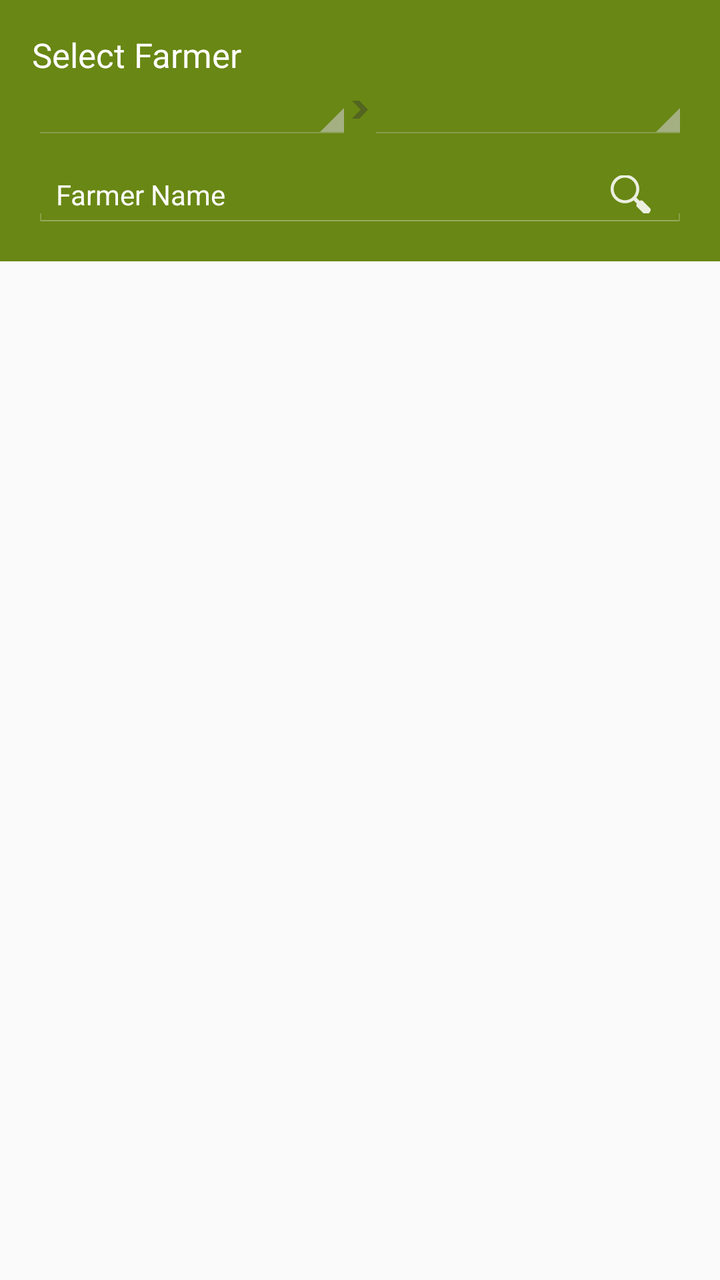
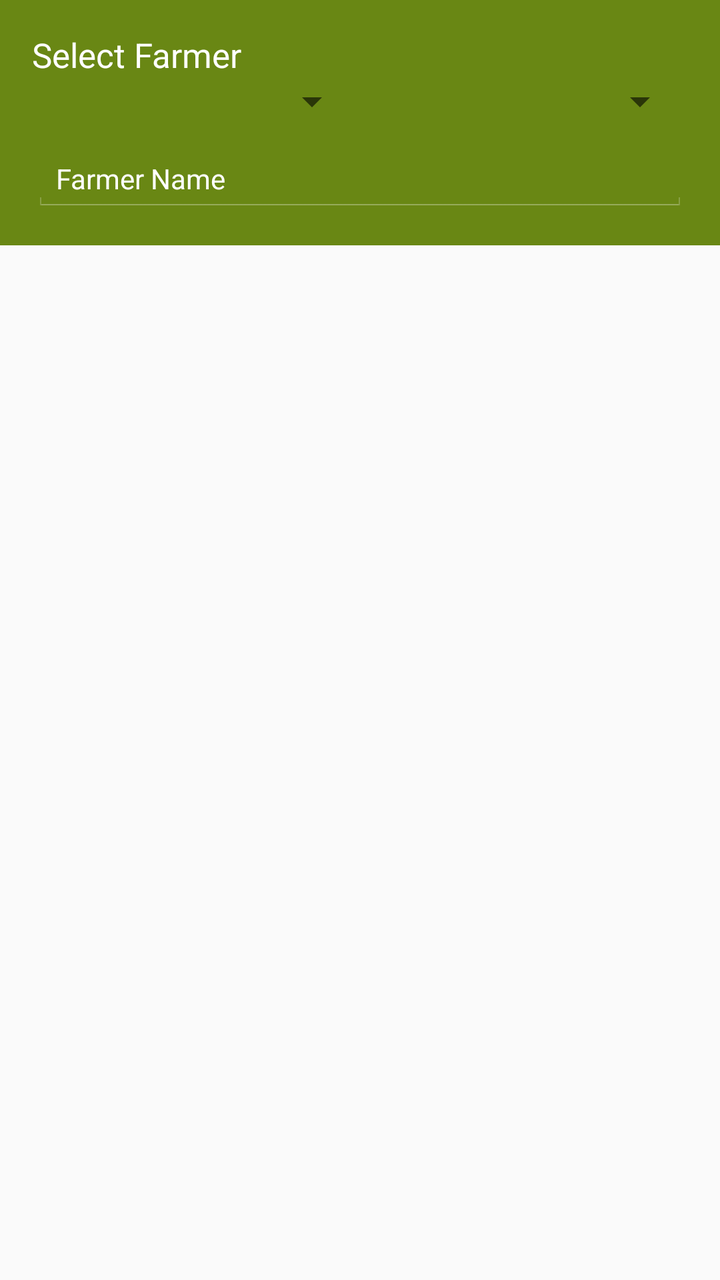

An Android layout rendered at two revisions. The XML below is the earlier revision; the diff shows what the commit changed to produce the second picture.
<!-- AndroidManifest.xml: application theme AppCompactTheme -->
<!-- res/layout/activity_find_farmer.xml -->
<RelativeLayout xmlns:android="http://schemas.android.com/apk/res/android"
    xmlns:tools="http://schemas.android.com/tools"
    android:layout_width="match_parent"
    android:layout_height="match_parent"
    android:background="@color/ofis_page_background"
    tools:context="com.olam.digital.ofis.FindFarmerActivity"
    tools:ignore="Overdraw">

    <LinearLayout
        android:orientation="vertical"
        android:layout_width="match_parent"
        android:layout_height="wrap_content"
        android:id="@+id/topSection"
        android:background="@color/ofis_farmer_screen_actions_background"
        android:paddingTop="@dimen/activity_vertical_margin"
        android:paddingBottom="@dimen/activity_vertical_margin"
        android:paddingLeft="@dimen/activity_horizontal_margin"
        android:paddingRight="@dimen/activity_horizontal_margin">

        <LinearLayout
            android:orientation="horizontal"
            android:layout_width="match_parent"
            android:layout_height="match_parent">

            <TextView
                android:layout_width="0dp"
                android:layout_height="match_parent"
                android:text="@string/Select_Farmer"
                android:id="@+id/pageTitle"
                android:textColor="@color/ofis_base_font_white"
                android:textSize="@dimen/ofis_large_text"
                android:layout_weight="1" />

        </LinearLayout>

        
        <LinearLayout
            android:orientation="horizontal"
            android:layout_width="match_parent"
            android:layout_height="wrap_content"
            android:paddingBottom="@dimen/ofis_input_field_bottom_margin"
            android:paddingLeft="0dp"
            android:paddingRight="0dp">

            <Spinner
                android:layout_width="match_parent"
                android:layout_height="wrap_content"
                android:id="@+id/spinner_farmerGroup"
                android:layout_weight="1"
                android:layout_marginLeft="0dp"
                android:layout_marginStart="0dp"
                android:focusable="true"
                android:focusableInTouchMode="true"
                android:nextFocusDown="@+id/spinner_section"
                android:nextFocusForward="@+id/spinner_section"
                style="@style/Spinner"/>

            <ImageView
                android:layout_width="wrap_content"
                android:layout_height="match_parent"
                android:contentDescription="@string/ofis_cd_hierarchy_arrow"
                android:src="@drawable/ic_spinner_hierarchy_arrow"
                android:scaleType="center" />

            <Spinner
                android:layout_width="match_parent"
                android:layout_height="wrap_content"
                android:id="@+id/spinner_section"
                android:layout_marginRight="0dp"
                android:layout_marginEnd="0dp"
                android:layout_weight="1"
                android:focusable="true"
                android:focusableInTouchMode="true"
                style="@style/Spinner"/>

        </LinearLayout>
        

        <LinearLayout
            android:orientation="horizontal"
            android:layout_width="match_parent"
            android:layout_height="match_parent"
            android:background="@drawable/ofis_edit_text_holo_dark">

            <EditText
                android:layout_width="match_parent"
                android:layout_height="wrap_content"
                android:inputType="textCapWords"
                android:textColorHint="@color/ofis_base_font_white"
                android:textSize="@dimen/ofis_input_field_text"
                android:id="@+id/findFarmerSearchBox"
                android:layout_weight="1"
                android:textColor="@color/ofis_base_font_white"
                android:hint="@string/Farmer_Name"
                android:background="@android:color/transparent"/>
            <ImageButton
                android:layout_width="match_parent"
                android:layout_height="match_parent"
                android:id="@+id/imageButton"
                android:layout_weight="8"
                android:src="@drawable/ic_search"
                android:background="@android:color/transparent"
                android:contentDescription="@string/Search" />
        </LinearLayout>

    </LinearLayout>

    <LinearLayout
        android:orientation="vertical"
        android:layout_width="match_parent"
        android:layout_height="match_parent"
        android:id="@+id/bottomSection"
        android:layout_below="@+id/topSection">

        <ListView
            android:id="@+id/list"
            android:layout_width="match_parent"
            android:layout_height="wrap_content"
            android:divider="@android:color/transparent"
            android:dividerHeight="0dp"/>
    </LinearLayout>

</RelativeLayout>
<!-- resources referenced by this layout -->
<resources>
  <style name="Spinner" parent="Base.Widget.AppCompat.Spinner">
          <item name="android:spinnerStyle">@android:style/Widget.Holo.Light.Spinner</item>
          <item name="android:background">@drawable/ofis_spinner_background_holo_dark</item>
          <item name="android:dropDownSelector">@drawable/ofis_list_selector_holo_dark</item>
      </style>
  <style name="AppCompactTheme" parent="Theme.AppCompat.Light">
          
          <item name="android:spinnerStyle">@android:style/Widget.Holo.Light.Spinner</item>
          <item name="android:spinnerItemStyle">@style/SpinnerItem</item>
          <item name="android:spinnerDropDownItemStyle">@style/SpinnerItem.DropDownItem</item>
          <item name="android:dropDownListViewStyle">@style/StandardSpinner</item>
          <item name="android:actionBarStyle">@style/AppTheme.ActionBarStyle</item>
      </style>
  <!-- drawable ofis_spinner_background_holo_dark (drawable) -->
  <?xml version="1.0" encoding="utf-8"?>
  <selector xmlns:android="http://schemas.android.com/apk/res/android" xmlns:tools="http://schemas.android.com/tools" android:autoMirrored="true" tools:ignore="UnusedAttribute">
      <item android:state_enabled="false" 
          android:drawable="@drawable/ofis_spinner_disabled_holo_dark" />
      <item android:state_pressed="true"
          android:drawable="@drawable/ofis_spinner_pressed_holo_dark" />
      <item android:state_pressed="false" android:state_focused="true"
          android:drawable="@drawable/ofis_spinner_focused_holo_dark" />
      <item android:drawable="@drawable/ofis_spinner_default_holo_dark" />
  </selector>
  <!-- drawable ofis_list_selector_holo_dark (drawable) -->
  <?xml version="1.0" encoding="utf-8"?>
  <selector xmlns:android="http://schemas.android.com/apk/res/android">
  
      <item android:state_window_focused="false" android:drawable="@android:color/transparent" />
  
      
      <item android:state_focused="true"  android:state_enabled="false" android:state_pressed="true" android:drawable="@drawable/ofis_list_selector_disabled_holo_dark" />
      <item android:state_focused="true"  android:state_enabled="false"                              android:drawable="@drawable/ofis_list_selector_disabled_holo_dark" />
      <item android:state_focused="true"                                android:state_pressed="true" android:drawable="@drawable/ofis_list_selector_background_transition_holo_dark" />
      <item android:state_focused="false"                               android:state_pressed="true" android:drawable="@drawable/ofis_list_selector_background_transition_holo_dark" />
      <item android:state_focused="true"                                                             android:drawable="@drawable/ofis_list_focused_holo" />
  </selector>
  <style name="SpinnerItem.DropDownItem" parent="Widget.AppCompat.Light.DropDownItem.Spinner">
          <item name="android:textColor">@color/ofis_text_field</item>
          <item name="android:background">@color/ofis_spinner_item_background</item>
      </style>
  <style name="StandardSpinner" parent="Widget.AppCompat.ListView.DropDown">
          <item name="android:dividerHeight">@dimen/ofis_spinner_itemseparator</item>
          <item name="android:divider">@color/ofis_spinner_divider</item>
      </style>
  <style name="AppTheme.ActionBarStyle" parent="Theme.AppCompat.Light">
          <item name="android:titleTextStyle">@style/AppTheme.ActionBar.TitleTextStyle</item>
      </style>
  <!-- drawable ofis_spinner_disabled_holo_dark (drawable) -->
  <?xml version="1.0" encoding="utf-8"?>
  <nine-patch xmlns:android="http://schemas.android.com/apk/res/android"
      xmlns:tools="http://schemas.android.com/tools"
      android:src="@drawable/ofis_spinner_disabled_holo_dark_am"
          android:autoMirrored="true"
      tools:ignore="UnusedAttribute">
  </nine-patch>
  <!-- drawable ofis_spinner_pressed_holo_dark (drawable) -->
  <?xml version="1.0" encoding="utf-8"?>
  <nine-patch xmlns:android="http://schemas.android.com/apk/res/android"
      xmlns:tools="http://schemas.android.com/tools"
      android:src="@drawable/ofis_spinner_pressed_holo_dark_am"
          android:autoMirrored="true"
      tools:ignore="UnusedAttribute">
  </nine-patch>
  <!-- drawable ofis_spinner_focused_holo_dark (drawable) -->
  <?xml version="1.0" encoding="utf-8"?>
  <nine-patch xmlns:android="http://schemas.android.com/apk/res/android"
      xmlns:tools="http://schemas.android.com/tools"
      android:src="@drawable/ofis_spinner_focused_holo_dark_am"
          android:autoMirrored="true"
      tools:ignore="UnusedAttribute">
  </nine-patch>
  <!-- drawable ofis_spinner_default_holo_dark (drawable) -->
  <?xml version="1.0" encoding="utf-8"?>
  <nine-patch xmlns:android="http://schemas.android.com/apk/res/android"
      xmlns:tools="http://schemas.android.com/tools"
      android:src="@drawable/ofis_spinner_default_holo_dark_am"
          android:autoMirrored="true"
      tools:ignore="UnusedAttribute">
  </nine-patch>
  <!-- drawable ofis_list_selector_disabled_holo_dark: png bitmap (drawable-xxhdpi, 273 bytes) -->
  <!-- drawable ofis_list_selector_background_transition_holo_dark (drawable) -->
  <?xml version="1.0" encoding="utf-8"?>
  <transition xmlns:android="http://schemas.android.com/apk/res/android">
      <item android:drawable="@drawable/ofis_list_pressed_holo_dark"  />
      <item android:drawable="@drawable/ofis_list_longpressed_holo"  />
  </transition>
  <!-- drawable ofis_list_focused_holo: png bitmap (drawable-xxhdpi, 158 bytes) -->
  <style name="AppTheme.ActionBar.TitleTextStyle" parent="android:TextAppearance">
          <item name="android:textSize">@dimen/ofis_med_text</item>
      </style>
  <!-- drawable ofis_spinner_disabled_holo_dark_am: png bitmap (drawable-xxhdpi, 1326 bytes) -->
  <!-- drawable ofis_spinner_pressed_holo_dark_am: png bitmap (drawable-xxhdpi, 1527 bytes) -->
  <!-- drawable ofis_spinner_focused_holo_dark_am: png bitmap (drawable-xxhdpi, 1559 bytes) -->
  <!-- drawable ofis_spinner_default_holo_dark_am: png bitmap (drawable-xxhdpi, 1324 bytes) -->
  <!-- drawable ofis_list_pressed_holo_dark: png bitmap (drawable-xxhdpi, 133 bytes) -->
  <!-- drawable ofis_list_longpressed_holo: png bitmap (drawable-xxhdpi, 133 bytes) -->
  <dimen name="ofis_med_text">15sp</dimen>
  <!-- unchanged entries left out for length: 27 -->
</resources>

<!-- the commit's change to res/layout/activity_find_farmer.xml (unified diff, before → after) -->
@@ -1,4 +1,5 @@
 <RelativeLayout xmlns:android="http://schemas.android.com/apk/res/android"
+    xmlns:app="http://schemas.android.com/apk/res-auto"
     xmlns:tools="http://schemas.android.com/tools"
     android:layout_width="match_parent"
     android:layout_height="match_parent"
@@ -52,14 +53,13 @@
                 android:focusable="true"
                 android:focusableInTouchMode="true"
                 android:nextFocusDown="@+id/spinner_section"
-                android:nextFocusForward="@+id/spinner_section"
-                style="@style/Spinner"/>
+                android:nextFocusForward="@+id/spinner_section"/>
 
             <ImageView
                 android:layout_width="wrap_content"
                 android:layout_height="match_parent"
                 android:contentDescription="@string/ofis_cd_hierarchy_arrow"
-                android:src="@drawable/ic_spinner_hierarchy_arrow"
+                app:srcCompat="@drawable/ic_spinner_hierarchy_arrow"
                 android:scaleType="center" />
 
             <Spinner
@@ -70,8 +70,7 @@
                 android:layout_marginEnd="0dp"
                 android:layout_weight="1"
                 android:focusable="true"
-                android:focusableInTouchMode="true"
-                style="@style/Spinner"/>
+                android:focusableInTouchMode="true"/>
 
         </LinearLayout>
         
@@ -98,7 +97,7 @@
                 android:layout_height="match_parent"
                 android:id="@+id/imageButton"
                 android:layout_weight="8"
-                android:src="@drawable/ic_search"
+                app:srcCompat="@drawable/ic_search"
                 android:background="@android:color/transparent"
                 android:contentDescription="@string/Search" />
         </LinearLayout>
<!-- resource entries referenced after the edit -->
@@ -1,103 +1,30 @@
 <!-- resources referenced by this layout -->
 <resources>
-  <style name="Spinner" parent="Base.Widget.AppCompat.Spinner">
-          <item name="android:spinnerStyle">@android:style/Widget.Holo.Light.Spinner</item>
-          <item name="android:background">@drawable/ofis_spinner_background_holo_dark</item>
-          <item name="android:dropDownSelector">@drawable/ofis_list_selector_holo_dark</item>
-      </style>
   <style name="AppCompactTheme" parent="Theme.AppCompat.Light">
           
-          <item name="android:spinnerStyle">@android:style/Widget.Holo.Light.Spinner</item>
+          <item name="spinnerStyle">@android:style/Widget.Holo.Light.Spinner</item>
           <item name="android:spinnerItemStyle">@style/SpinnerItem</item>
-          <item name="android:spinnerDropDownItemStyle">@style/SpinnerItem.DropDownItem</item>
-          <item name="android:dropDownListViewStyle">@style/StandardSpinner</item>
-          <item name="android:actionBarStyle">@style/AppTheme.ActionBarStyle</item>
+          <item name="spinnerDropDownItemStyle">@style/SpinnerItem.DropDownItem</item>
+          <item name="dropDownListViewStyle">@style/StandardSpinner</item>
+  
+          <item name="actionBarStyle">@style/AppTheme.ActionBarStyle</item>
+  
       </style>
-  <!-- drawable ofis_spinner_background_holo_dark (drawable) -->
-  <?xml version="1.0" encoding="utf-8"?>
-  <selector xmlns:android="http://schemas.android.com/apk/res/android" xmlns:tools="http://schemas.android.com/tools" android:autoMirrored="true" tools:ignore="UnusedAttribute">
-      <item android:state_enabled="false" 
-          android:drawable="@drawable/ofis_spinner_disabled_holo_dark" />
-      <item android:state_pressed="true"
-          android:drawable="@drawable/ofis_spinner_pressed_holo_dark" />
-      <item android:state_pressed="false" android:state_focused="true"
-          android:drawable="@drawable/ofis_spinner_focused_holo_dark" />
-      <item android:drawable="@drawable/ofis_spinner_default_holo_dark" />
-  </selector>
-  <!-- drawable ofis_list_selector_holo_dark (drawable) -->
-  <?xml version="1.0" encoding="utf-8"?>
-  <selector xmlns:android="http://schemas.android.com/apk/res/android">
-  
-      <item android:state_window_focused="false" android:drawable="@android:color/transparent" />
-  
-      
-      <item android:state_focused="true"  android:state_enabled="false" android:state_pressed="true" android:drawable="@drawable/ofis_list_selector_disabled_holo_dark" />
-      <item android:state_focused="true"  android:state_enabled="false"                              android:drawable="@drawable/ofis_list_selector_disabled_holo_dark" />
-      <item android:state_focused="true"                                android:state_pressed="true" android:drawable="@drawable/ofis_list_selector_background_transition_holo_dark" />
-      <item android:state_focused="false"                               android:state_pressed="true" android:drawable="@drawable/ofis_list_selector_background_transition_holo_dark" />
-      <item android:state_focused="true"                                                             android:drawable="@drawable/ofis_list_focused_holo" />
-  </selector>
   <style name="SpinnerItem.DropDownItem" parent="Widget.AppCompat.Light.DropDownItem.Spinner">
           <item name="android:textColor">@color/ofis_text_field</item>
-          <item name="android:background">@color/ofis_spinner_item_background</item>
+          <item name="background">@color/ofis_spinner_item_background</item>
       </style>
   <style name="StandardSpinner" parent="Widget.AppCompat.ListView.DropDown">
           <item name="android:dividerHeight">@dimen/ofis_spinner_itemseparator</item>
-          <item name="android:divider">@color/ofis_spinner_divider</item>
+          <item name="divider">@color/ofis_spinner_divider</item>
       </style>
   <style name="AppTheme.ActionBarStyle" parent="Theme.AppCompat.Light">
-          <item name="android:titleTextStyle">@style/AppTheme.ActionBar.TitleTextStyle</item>
+          <item name="titleTextStyle">@style/AppTheme.ActionBar.TitleTextStyle</item>
       </style>
-  <!-- drawable ofis_spinner_disabled_holo_dark (drawable) -->
-  <?xml version="1.0" encoding="utf-8"?>
-  <nine-patch xmlns:android="http://schemas.android.com/apk/res/android"
-      xmlns:tools="http://schemas.android.com/tools"
-      android:src="@drawable/ofis_spinner_disabled_holo_dark_am"
-          android:autoMirrored="true"
-      tools:ignore="UnusedAttribute">
-  </nine-patch>
-  <!-- drawable ofis_spinner_pressed_holo_dark (drawable) -->
-  <?xml version="1.0" encoding="utf-8"?>
-  <nine-patch xmlns:android="http://schemas.android.com/apk/res/android"
-      xmlns:tools="http://schemas.android.com/tools"
-      android:src="@drawable/ofis_spinner_pressed_holo_dark_am"
-          android:autoMirrored="true"
-      tools:ignore="UnusedAttribute">
-  </nine-patch>
-  <!-- drawable ofis_spinner_focused_holo_dark (drawable) -->
-  <?xml version="1.0" encoding="utf-8"?>
-  <nine-patch xmlns:android="http://schemas.android.com/apk/res/android"
-      xmlns:tools="http://schemas.android.com/tools"
-      android:src="@drawable/ofis_spinner_focused_holo_dark_am"
-          android:autoMirrored="true"
-      tools:ignore="UnusedAttribute">
-  </nine-patch>
-  <!-- drawable ofis_spinner_default_holo_dark (drawable) -->
-  <?xml version="1.0" encoding="utf-8"?>
-  <nine-patch xmlns:android="http://schemas.android.com/apk/res/android"
-      xmlns:tools="http://schemas.android.com/tools"
-      android:src="@drawable/ofis_spinner_default_holo_dark_am"
-          android:autoMirrored="true"
-      tools:ignore="UnusedAttribute">
-  </nine-patch>
-  <!-- drawable ofis_list_selector_disabled_holo_dark: png bitmap (drawable-xxhdpi, 273 bytes) -->
-  <!-- drawable ofis_list_selector_background_transition_holo_dark (drawable) -->
-  <?xml version="1.0" encoding="utf-8"?>
-  <transition xmlns:android="http://schemas.android.com/apk/res/android">
-      <item android:drawable="@drawable/ofis_list_pressed_holo_dark"  />
-      <item android:drawable="@drawable/ofis_list_longpressed_holo"  />
-  </transition>
-  <!-- drawable ofis_list_focused_holo: png bitmap (drawable-xxhdpi, 158 bytes) -->
   <style name="AppTheme.ActionBar.TitleTextStyle" parent="android:TextAppearance">
-          <item name="android:textSize">@dimen/ofis_med_text</item>
+          <item name="android:textSize">@dimen/ofis_large_text</item>
+          <item name="android:textStyle">bold</item>
       </style>
-  <!-- drawable ofis_spinner_disabled_holo_dark_am: png bitmap (drawable-xxhdpi, 1326 bytes) -->
-  <!-- drawable ofis_spinner_pressed_holo_dark_am: png bitmap (drawable-xxhdpi, 1527 bytes) -->
-  <!-- drawable ofis_spinner_focused_holo_dark_am: png bitmap (drawable-xxhdpi, 1559 bytes) -->
-  <!-- drawable ofis_spinner_default_holo_dark_am: png bitmap (drawable-xxhdpi, 1324 bytes) -->
-  <!-- drawable ofis_list_pressed_holo_dark: png bitmap (drawable-xxhdpi, 133 bytes) -->
-  <!-- drawable ofis_list_longpressed_holo: png bitmap (drawable-xxhdpi, 133 bytes) -->
-  <dimen name="ofis_med_text">15sp</dimen>
   <!-- unchanged entries left out for length: 27 -->
 </resources>
 
